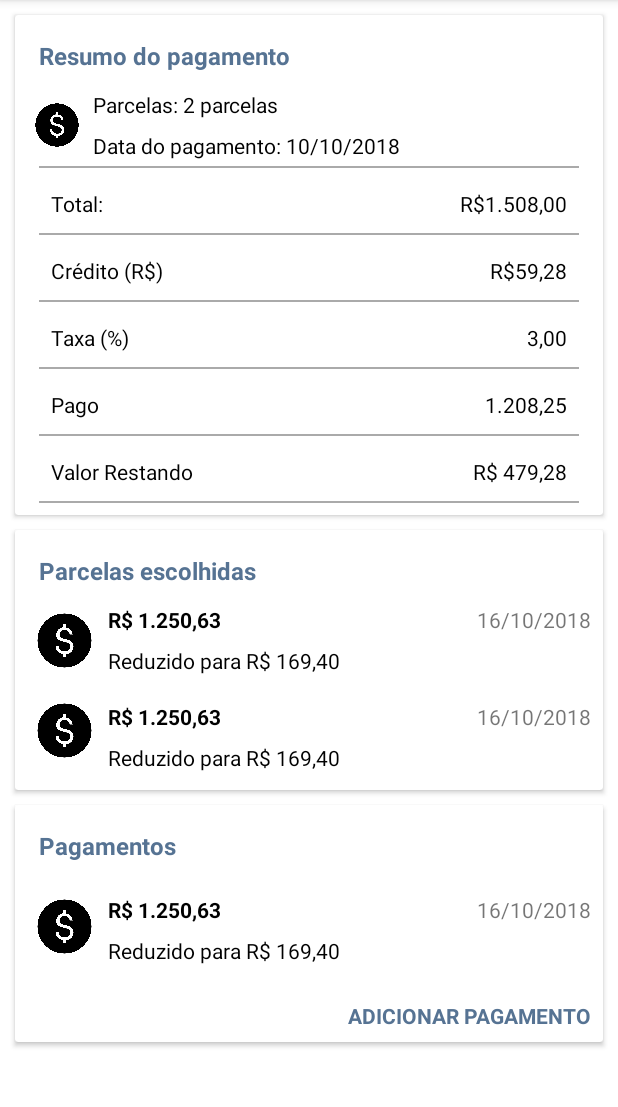
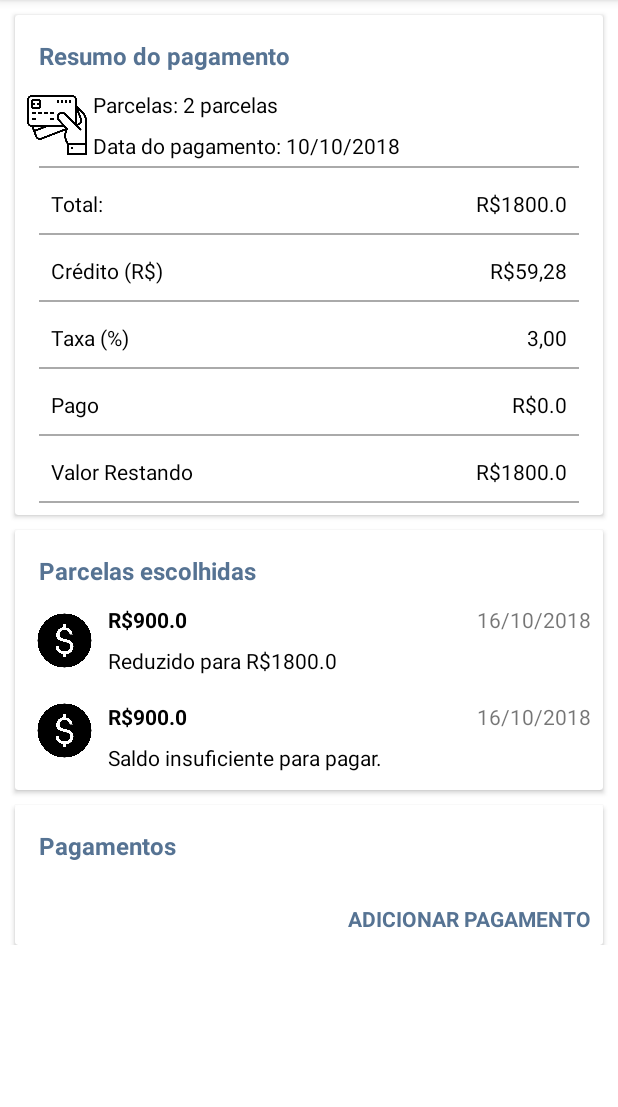
Before and after one commit to loureorganic/PaymentScreen, an Android app: the screen it shows after launch (MainActivity), on a phone screen of 412 x 824 dp, the part 84-1191 px from its top. Run offline under Robolectric (Android 15) with nearby library versions, the phone set to English and light mode, and no system bars; our stand-ins replace navigation-ui.

Commit message:
Finish basic scope

```diff
--- a/app/src/main/AndroidManifest.xml
+++ b/app/src/main/AndroidManifest.xml
@@ -14,7 +14,7 @@
         android:theme="@style/Theme.MyApplication"
         tools:targetApi="31">
         <activity
-            android:name=".MainActivity"
+            android:name=".view.ui.MainActivity"
             android:exported="true"
             android:label="@string/app_name"
             android:theme="@style/Theme.MyApplication.NoActionBar">
--- a/app/src/main/java/com/example/myapplication/MainActivity.java
+++ /dev/null
@@ -1,69 +0,0 @@
-package com.example.myapplication;
-
-import android.os.Bundle;
-
-import com.google.android.material.snackbar.Snackbar;
-
-import androidx.appcompat.app.AppCompatActivity;
-
-import android.view.View;
-
-import androidx.navigation.NavController;
-import androidx.navigation.Navigation;
-import androidx.navigation.ui.AppBarConfiguration;
-import androidx.navigation.ui.NavigationUI;
-
-import com.example.myapplication.databinding.ActivityMainBinding;
-
-import android.view.Menu;
-import android.view.MenuItem;
-
-public class MainActivity extends AppCompatActivity {
-
-    private AppBarConfiguration appBarConfiguration;
-    private ActivityMainBinding binding;
-
-    @Override
-    protected void onCreate(Bundle savedInstanceState) {
-        super.onCreate(savedInstanceState);
-
-        binding = ActivityMainBinding.inflate(getLayoutInflater());
-        setContentView(binding.getRoot());
-
-        setSupportActionBar(binding.toolbar);
-
-        NavController navController = Navigation.findNavController(this, R.id.nav_host_fragment_content_main);
-        appBarConfiguration = new AppBarConfiguration.Builder(navController.getGraph()).build();
-        NavigationUI.setupActionBarWithNavController(this, navController, appBarConfiguration);
-
-    }
-
-    @Override
-    public boolean onCreateOptionsMenu(Menu menu) {
-        // Inflate the menu; this adds items to the action bar if it is present.
-        getMenuInflater().inflate(R.menu.menu_main, menu);
-        return true;
-    }
-
-    @Override
-    public boolean onOptionsItemSelected(MenuItem item) {
-        // Handle action bar item clicks here. The action bar will
-        // automatically handle clicks on the Home/Up button, so long
-        // as you specify a parent activity in AndroidManifest.xml.
-        int id = item.getItemId();
-
-        //noinspection SimplifiableIfStatement
-        if (id == R.id.action_settings) {
-            return true;
-        }
-
-        return super.onOptionsItemSelected(item);
-    }
-
-    @Override
-    public boolean onSupportNavigateUp() {
-        NavController navController = Navigation.findNavController(this, R.id.nav_host_fragment_content_main);
-        return NavigationUI.navigateUp(navController, appBarConfiguration)
-                || super.onSupportNavigateUp();
-    }
-}
--- /dev/null
+++ b/app/src/main/java/com/example/myapplication/model/PaymentModel.java
@@ -0,0 +1,51 @@
+package com.example.myapplication.model;
+
+import java.util.ArrayList;
+import java.util.List;
+
+public class PaymentModel {
+    private List<Pagamento> pagamentos;
+
+    public PaymentModel() {
+        pagamentos = new ArrayList<>();
+    }
+
+    public void addPagamento(Pagamento pagamento) {
+        pagamentos.add(pagamento);
+    }
+
+    public List<Pagamento> getPagamentos() {
+        return pagamentos;
+    }
+
+    public float getPayValue() {
+        float total = 0.0f;
+        for (Pagamento pagamento : pagamentos) {
+            total += pagamento.getValor();
+        }
+        return total;
+    }
+
+    public float getDebitValue() {
+        float total = 1800.0f;
+        return total;
+    }
+
+    public float getRestValue(){
+        float total = getDebitValue() - getPayValue();
+        return total;
+    }
+
+
+    public float getParcels(){
+        float total = 0.0f;
+        total = getDebitValue() / 2;
+        return total;
+    }
+
+    public float getReduceValue(){
+        float total = getRestValue();
+        return total;
+    }
+
+}
--- /dev/null
+++ b/app/src/main/java/com/example/myapplication/presenter/PaymentPresenter.java
@@ -0,0 +1,47 @@
+package com.example.myapplication.presenter;
+
+import com.example.myapplication.model.Pagamento;
+import com.example.myapplication.model.PaymentModel;
+import com.example.myapplication.view.PaymentView;
+
+public class PaymentPresenter {
+    private PaymentModel model;
+    private PaymentView view;
+
+    public PaymentPresenter(PaymentModel model, PaymentView view) {
+        this.model = model;
+        this.view = view;
+    }
+
+    public void initialize() {
+        view.setDebitValue(model.getDebitValue());
+        view.setPayValue(model.getPayValue());
+        view.setRestValue(model.getRestValue());
+        view.showPaymentsList(model.getPagamentos());
+        view.setParcelsValue(model.getParcels());
+        view.setReduceValue(model.getReduceValue());
+    }
+
+    public void onAddPaymentWayClicked() {
+        view.showInputFields();
+    }
+
+    public void onCancelClicked() {
+        view.hideInputFields();
+    }
+
+    public void onInsertPaymentClicked(String valueText, String paymentWay) {
+        try {
+            float valor = Float.parseFloat(valueText);
+            Pagamento pagamento = new Pagamento(valor, paymentWay);
+            model.addPagamento(pagamento);
+            view.setPayValue(model.getPayValue());
+            view.setReduceValue(model.getReduceValue());
+            view.showPaymentsList(model.getPagamentos());
+            view.setRestValue(model.getRestValue());
+            view.hideInputFields();
+
+        } catch (NumberFormatException e) {
+        }
+    }
+}
--- /dev/null
+++ b/app/src/main/java/com/example/myapplication/view/PagamentoAdapter.java
@@ -0,0 +1,53 @@
+package com.example.myapplication.view;
+
+import android.view.LayoutInflater;
+import android.view.View;
+import android.view.ViewGroup;
+import android.widget.TextView;
+
+import androidx.annotation.NonNull;
+import androidx.recyclerview.widget.RecyclerView;
+
+import com.example.myapplication.R;
+import com.example.myapplication.model.Pagamento;
+
+import java.util.List;
+
+public class PagamentoAdapter extends RecyclerView.Adapter<PagamentoAdapter.PagamentoViewHolder> {
+    private List<Pagamento> pagamentos;
+
+    public PagamentoAdapter(List<Pagamento> pagamentos) {
+        this.pagamentos = pagamentos;
+    }
+
+    @NonNull
+    @Override
+    public PagamentoViewHolder onCreateViewHolder(@NonNull ViewGroup parent, int viewType) {
+        View view = LayoutInflater.from(parent.getContext())
+                .inflate(R.layout.item_pagamento, parent, false);
+        return new PagamentoViewHolder(view);
+    }
+
+    @Override
+    public void onBindViewHolder(@NonNull PagamentoViewHolder holder, int position) {
+        Pagamento pagamento = pagamentos.get(position);
+        holder.valor.setText(String.valueOf(pagamento.getValor()));
+        holder.formaPagamento.setText(pagamento.getFormaPagamento());
+    }
+
+    @Override
+    public int getItemCount() {
+        return pagamentos.size();
+    }
+
+    public static class PagamentoViewHolder extends RecyclerView.ViewHolder {
+        public TextView valor;
+        public TextView formaPagamento;
+
+        public PagamentoViewHolder(View itemView) {
+            super(itemView);
+            valor = itemView.findViewById(R.id.paymentWayTitle);
+            formaPagamento = itemView.findViewById(R.id.valuePayment);
+        }
+    }
+}
--- /dev/null
+++ b/app/src/main/java/com/example/myapplication/view/PaymentView.java
@@ -0,0 +1,16 @@
+package com.example.myapplication.view;
+
+import com.example.myapplication.model.Pagamento;
+
+import java.util.List;
+
+public interface PaymentView {
+    void showInputFields();
+    void hideInputFields();
+    void setPayValue(double value);
+    void setRestValue(double value);
+    void setReduceValue(double value);
+    void setParcelsValue(double value);
+    void setDebitValue(double value);
+    void showPaymentsList(List<Pagamento> pagamentos);
+}
--- /dev/null
+++ b/app/src/main/java/com/example/myapplication/view/ui/MainActivity.java
@@ -0,0 +1,143 @@
+package com.example.myapplication.view.ui;
+
+import android.os.Bundle;
+
+import androidx.appcompat.app.AppCompatActivity;
+
+import androidx.navigation.NavController;
+import androidx.navigation.Navigation;
+import androidx.navigation.ui.AppBarConfiguration;
+import androidx.navigation.ui.NavigationUI;
+import androidx.recyclerview.widget.LinearLayoutManager;
+import androidx.recyclerview.widget.RecyclerView;
+
+import com.example.myapplication.R;
+import com.example.myapplication.databinding.ActivityMainBinding;
+import com.example.myapplication.model.Pagamento;
+import com.example.myapplication.model.PaymentModel;
+import com.example.myapplication.presenter.PaymentPresenter;
+import com.example.myapplication.view.PagamentoAdapter;
+import com.example.myapplication.view.PaymentView;
+
+import android.view.Menu;
+import android.view.MenuItem;
+import android.view.View;
+
+import java.util.List;
+
+public class MainActivity extends AppCompatActivity implements PaymentView {
+
+    private AppBarConfiguration appBarConfiguration;
+    private ActivityMainBinding binding;
+    private PaymentPresenter presenter;
+    private PagamentoAdapter adapter;
+
+
+    @Override
+    protected void onCreate(Bundle savedInstanceState) {
+        super.onCreate(savedInstanceState);
+
+        binding = ActivityMainBinding.inflate(getLayoutInflater());
+        setContentView(binding.getRoot());
+
+        PaymentModel model = new PaymentModel();
+
+        setSupportActionBar(binding.toolbar);
+
+        presenter = new PaymentPresenter(model, this);
+
+        binding.addPaymentWay.setOnClickListener(new View.OnClickListener() {
+            @Override
+            public void onClick(View v) {
+                presenter.onAddPaymentWayClicked();
+            }
+        });
+
+        binding.buttonInsertPayment.setOnClickListener(new View.OnClickListener() {
+            @Override
+            public void onClick(View v) {
+                String valueText = binding.editTextValue.getText().toString();
+                String paymentWay = binding.menuSpinnerPaymentWay.getSelectedItem().toString();
+                presenter.onInsertPaymentClicked(valueText, paymentWay);
+            }
+        });
+
+        presenter.initialize();
+    }
+
+    @Override
+    public void showInputFields() {
+        binding.inputLayoutValue.setVisibility(View.VISIBLE);
+        binding.menuSpinnerPaymentWay.setVisibility(View.VISIBLE);
+        binding.buttonInsertPayment.setVisibility(View.VISIBLE);
+        binding.addPaymentWay.setVisibility(View.GONE);
+    }
+
+    @Override
+    public void hideInputFields() {
+        binding.inputLayoutValue.setVisibility(View.GONE);
+        binding.menuSpinnerPaymentWay.setVisibility(View.GONE);
+        binding.buttonInsertPayment.setVisibility(View.GONE);
+        binding.addPaymentWay.setVisibility(View.VISIBLE);
+    }
+
+    @Override
+    public void setPayValue(double value) {
+            binding.payPaymentValue.setText("R$" + value);
+    }
+
+    @Override
+    public void setRestValue(double value) {
+        binding.valueRestPaymentValue.setText("R$" + value);
+    }
+
+    @Override
+    public void setReduceValue(double value) {
+        binding.parcelInformation.setText("Reduzido para R$" + value);
+    }
+
+    @Override
+    public void setParcelsValue(double value) {
+        binding.valueParcel.setText("R$" + value);
+        binding.valueParcel1.setText("R$" + value);
+    }
+
+    @Override
+    public void setDebitValue(double value) { binding.totalPaymentValue.setText("R$" + value);}
+
+
+
+    @Override
+    public void showPaymentsList(List<Pagamento> pagamentos) {
+        adapter = new PagamentoAdapter(pagamentos);
+        RecyclerView recyclerView = findViewById(R.id.recycler_view);
+        recyclerView.setLayoutManager(new LinearLayoutManager(this));
+        recyclerView.setAdapter(adapter);
+    }
+
+
+    @Override
+    public boolean onCreateOptionsMenu(Menu menu) {
+        // Inflate the menu; this adds items to the action bar if it is present.
+        getMenuInflater().inflate(R.menu.menu_main, menu);
+        return true;
+    }
+
+    @Override
+    public boolean onOptionsItemSelected(MenuItem item) {
+        int id = item.getItemId();
+
+        if (id == R.id.action_settings) {
+            finish();
+        }
+
+        return super.onOptionsItemSelected(item);
+    }
+
+    @Override
+    public boolean onSupportNavigateUp() {
+        NavController navController = Navigation.findNavController(this, R.id.nav_host_fragment_content_main);
+        return NavigationUI.navigateUp(navController, appBarConfiguration)
+                || super.onSupportNavigateUp();
+    }
+}
--- /dev/null
+++ b/app/src/main/res/drawable/component_rounded_border_2dp_gray.xml
@@ -0,0 +1,16 @@
+<?xml version="1.0" encoding="utf-8"?>
+<selector xmlns:android="http://schemas.android.com/apk/res/android">
+    <item android:state_enabled="true">
+        <shape android:shape="rectangle">
+            <solid android:color="#fff" />
+            <corners android:radius="5dp" />
+            <stroke android:width="2dp" android:color="#f2f2f2" />
+        </shape>
+    </item>
+    <item android:state_enabled="false">
+        <shape android:shape="rectangle">
+            <solid android:color="#f2f2f2" />
+            <corners android:radius="5dp" />
+        </shape>
+    </item>
+</selector>
--- a/app/src/main/res/layout/activity_main.xml
+++ b/app/src/main/res/layout/activity_main.xml
@@ -1,10 +1,15 @@
 <?xml version="1.0" encoding="utf-8"?>
-<androidx.constraintlayout.widget.ConstraintLayout xmlns:android="http://schemas.android.com/apk/res/android"
+<ScrollView
+    android:layout_width="match_parent"
+    tools:context=".view.ui.MainActivity"
+    xmlns:android="http://schemas.android.com/apk/res/android"
     xmlns:app="http://schemas.android.com/apk/res-auto"
     xmlns:tools="http://schemas.android.com/tools"
+    android:layout_height="match_parent">
+
+<androidx.constraintlayout.widget.ConstraintLayout
     android:layout_width="match_parent"
-    android:layout_height="match_parent"
-    tools:context=".MainActivity">
+    android:layout_height="match_parent">
 
     <com.google.android.material.appbar.AppBarLayout
         android:id="@+id/Appbar"
@@ -32,8 +37,6 @@
         android:layout_height="wrap_content"
         android:layout_marginLeft="10dp"
         android:layout_marginRight="10dp"
-        android:cardBackgroundColor="@android:color/white"
-        android:cardCornerRadius="8dp"
         app:layout_constraintLeft_toLeftOf="parent"
         app:layout_constraintRight_toRightOf="parent"
         android:elevation="100dp"
@@ -60,7 +63,7 @@
                 android:id="@+id/icon_cash"
                 android:layout_width="40dp"
                 android:layout_height="40dp"
-                android:src="@drawable/ic_cash"
+                android:src="@drawable/ic_debit"
                 app:layout_constraintBottom_toBottomOf="@+id/datePayment"
                 app:layout_constraintStart_toStartOf="parent"
                 app:layout_constraintTop_toTopOf="@+id/parcels" />
@@ -289,8 +292,6 @@
         android:layout_height="wrap_content"
         android:layout_marginLeft="10dp"
         android:layout_marginRight="10dp"
-        android:cardBackgroundColor="@android:color/white"
-        android:cardCornerRadius="8dp"
         app:layout_constraintTop_toBottomOf="@id/cardview"
         app:layout_constraintLeft_toLeftOf="parent"
         app:layout_constraintRight_toRightOf="parent"
@@ -383,7 +384,7 @@
                 android:layout_width="wrap_content"
                 android:layout_height="wrap_content"
                 android:padding="4dp"
-                android:text="Reduzido para R$ 169,40"
+                android:text="Saldo insuficiente para pagar."
                 android:textColor="@color/black"
                 app:layout_constraintStart_toEndOf="@id/iconCash1"
                 app:layout_constraintTop_toBottomOf="@id/valueParcel1" />
@@ -410,8 +411,6 @@
         android:layout_height="wrap_content"
         android:layout_marginLeft="10dp"
         android:layout_marginRight="10dp"
-        android:cardBackgroundColor="@android:color/white"
-        android:cardCornerRadius="8dp"
         app:layout_constraintTop_toBottomOf="@id/cardviewParcels"
         app:layout_constraintLeft_toLeftOf="parent"
         app:layout_constraintRight_toRightOf="parent"
@@ -419,76 +418,86 @@
 
         <androidx.constraintlayout.widget.ConstraintLayout
             android:layout_width="match_parent"
-            android:padding="8dp"
-            android:layout_height="match_parent">
+            android:layout_height="match_parent"
+            android:padding="8dp">
 
             <TextView
                 android:id="@+id/paymentTitle"
-            android:textSize="16sp"
                 android:layout_width="wrap_content"
                 android:layout_height="wrap_content"
                 android:padding="8dp"
                 android:text="Pagamentos"
                 android:textColor="#567393"
+                android:textSize="16sp"
                 android:textStyle="bold"
                 app:layout_constraintStart_toStartOf="parent"
                 app:layout_constraintTop_toTopOf="parent" />
 
-        <ImageView
-            android:id="@+id/iconPayment"
-            android:layout_width="50dp"
-            android:layout_height="50dp"
-            android:layout_marginTop="10dp"
-            android:src="@drawable/ic_cash"
-            app:layout_constraintStart_toStartOf="parent"
-            app:layout_constraintTop_toBottomOf="@id/paymentTitle" />
 
-        <TextView
-            android:id="@+id/paymentWayTitle"
-            android:textSize="14sp"
-            android:layout_width="wrap_content"
-            android:layout_height="wrap_content"
-            android:padding="4dp"
-            android:layout_marginTop="10dp"
-            android:text="R$ 1.250,63"
-            android:textStyle="bold"
-            android:textColor="@color/black"
-            app:layout_constraintStart_toEndOf="@id/iconPayment"
-            app:layout_constraintTop_toBottomOf="@id/paymentTitle" />
-
-        <TextView
-            android:id="@+id/valuePayment"
-            android:textSize="14sp"
-            android:layout_width="wrap_content"
-            android:layout_height="wrap_content"
-            android:padding="4dp"
-            android:text="Reduzido para R$ 169,40"
-            android:textColor="@color/black"
-            app:layout_constraintStart_toEndOf="@id/iconPayment"
-            app:layout_constraintTop_toBottomOf="@id/paymentWayTitle" />
-
-
-        <TextView
-            android:id="@+id/datePaymentGeneral"
-            android:layout_width="wrap_content"
-            android:layout_height="wrap_content"
-            android:text="16/10/2018"
-            app:layout_constraintBottom_toBottomOf="@+id/paymentWayTitle"
-            app:layout_constraintEnd_toEndOf="parent"
-            app:layout_constraintTop_toTopOf="@+id/paymentWayTitle" />
+            <androidx.recyclerview.widget.RecyclerView
+                android:id="@+id/recycler_view"
+                app:layout_constraintTop_toBottomOf="@id/paymentTitle"
+                android:layout_width="match_parent"
+                android:layout_height="match_parent"/>
 
             <TextView
                 android:id="@+id/addPaymentWay"
                 android:layout_width="wrap_content"
                 android:layout_height="wrap_content"
+                android:layout_marginTop="20dp"
                 android:text="ADICIONAR PAGAMENTO"
                 android:textColor="#567393"
                 android:textStyle="bold"
-                android:layout_marginTop="20dp"
                 app:layout_constraintEnd_toEndOf="parent"
-                app:layout_constraintTop_toBottomOf="@id/valuePayment" />
+                app:layout_constraintTop_toBottomOf="@id/recycler_view" />
 
+            <com.google.android.material.textfield.TextInputLayout
+                android:id="@+id/inputLayoutValue"
+                android:layout_width="match_parent"
+                android:layout_height="wrap_content"
+                android:visibility="gone"
+                android:layout_weight="1"
+                android:layout_marginTop="10dp"
+                android:hint="Valor do pagamento"
+                app:layout_constraintTop_toBottomOf="@id/addPaymentWay">
+
+                <com.google.android.material.textfield.TextInputEditText
+                    android:id="@+id/editTextValue"
+                    android:layout_width="match_parent"
+                    android:layout_height="wrap_content"
+                    android:background="@drawable/component_rounded_border_2dp_gray"
+                    android:inputType="number"
+                    android:singleLine="true" />
+
+            </com.google.android.material.textfield.TextInputLayout>
+
+            <Spinner
+                app:layout_constraintTop_toBottomOf="@id/inputLayoutValue"
+                android:id="@+id/menuSpinnerPaymentWay"
+                android:layout_width="match_parent"
+                android:visibility="gone"
+                android:padding="8dp"
+                android:layout_marginTop="10dp"
+                android:layout_height="wrap_content"
+                android:background="@drawable/component_rounded_border_2dp_gray"
+                android:entries="@array/opcoes"/>
+
+            <com.google.android.material.button.MaterialButton
+                android:id="@+id/buttonInsertPayment"
+                android:layout_width="wrap_content"
+                android:layout_height="wrap_content"
+                android:text="Inserir"
+                android:visibility="gone"
+                app:layout_constraintTop_toBottomOf="@id/menuSpinnerPaymentWay"
+                app:backgroundTint="#567393"
+                app:cornerRadius="2dp"
+                app:layout_constraintEnd_toEndOf="parent"
+                android:textColor="#fff"
+                android:textSize="16sp"
+                style="@style/Widget.MaterialComponents.Button.OutlinedButton"/>
         </androidx.constraintlayout.widget.ConstraintLayout>
 
     </androidx.cardview.widget.CardView>
+
 </androidx.constraintlayout.widget.ConstraintLayout>
+    </ScrollView>
--- a/app/src/main/res/menu/menu_main.xml
+++ b/app/src/main/res/menu/menu_main.xml
@@ -1,7 +1,7 @@
 <menu xmlns:android="http://schemas.android.com/apk/res/android"
     xmlns:app="http://schemas.android.com/apk/res-auto"
     xmlns:tools="http://schemas.android.com/tools"
-    tools:context="com.example.myapplication.MainActivity">
+    tools:context="com.example.myapplication.view.ui.MainActivity">
     <item
         android:id="@+id/action_settings"
         android:orderInCategory="100"
--- a/app/src/main/res/values/strings.xml
+++ b/app/src/main/res/values/strings.xml
@@ -1,6 +1,6 @@
 <resources>
     <string name="app_name">My Application</string>
-    <string name="action_settings">Settings</string>
+    <string name="action_settings">Exit</string>
     <!-- Strings used for fragments for navigation -->
     <string name="first_fragment_label">First Fragment</string>
     <string name="second_fragment_label">Second Fragment</string>
@@ -9,4 +9,12 @@
 
     <string name="hello_first_fragment">Hello first fragment</string>
     <string name="hello_second_fragment">Hello second fragment. Arg: %1$s</string>
+
+        <string-array name="opcoes">
+            <item>Dinheiro</item>
+            <item>Cartão de crédito</item>
+            <item>Cartão de debito</item>
+            <item>Cheque</item>
+        </string-array>
+
 </resources>
```
Also changed, not shown: app/src/main/java/com/example/myapplication/FirstFragment.java (deleted, +0 -47 lines), app/src/main/java/com/example/myapplication/SecondFragment.java (deleted, +0 -47 lines), app/src/main/java/com/example/myapplication/model/Pagamento.java (added, +20 -0 lines), app/src/main/res/layout/item_pagamento.xml (added, +50 -0 lines), app/src/main/res/drawable/ic_debit.png (added). Lines whose indentation alone changed are shown as unchanged.
